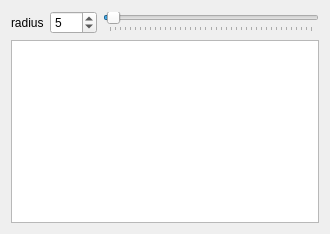
Before: the Qt Designer form krita/plugins/paintops/lindenmayer/wdglindenmayeroptions.ui in KDE/calligra, drawn with Qt 5.
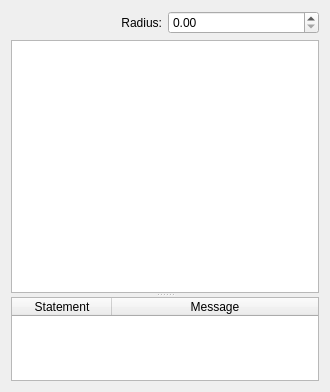
After: the same form once the commit is applied.

Commit message: report script errors to the config widget

```diff
--- a/krita/plugins/paintops/lindenmayer/wdglindenmayeroptions.ui
+++ b/krita/plugins/paintops/lindenmayer/wdglindenmayeroptions.ui
@@ -7,7 +7,7 @@
     <x>0</x>
     <y>0</y>
     <width>330</width>
-    <height>234</height>
+    <height>392</height>
    </rect>
   </property>
   <property name="sizePolicy">
@@ -28,40 +28,56 @@
      <item>
       <widget class="QLabel" name="radiusLabel">
        <property name="text">
-        <string>radius</string>
+        <string>Radius:</string>
        </property>
-      </widget>
-     </item>
-     <item>
-      <widget class="QSpinBox" name="radiusSpinBox">
-       <property name="maximum">
-        <number>400</number>
+       <property name="alignment">
+        <set>Qt::AlignRight|Qt::AlignTrailing|Qt::AlignVCenter</set>
        </property>
-       <property name="value">
-        <number>5</number>
-       </property>
       </widget>
      </item>
      <item>
-      <widget class="QSlider" name="horizontalSlider">
-       <property name="maximum">
-        <number>400</number>
-       </property>
-       <property name="value">
-        <number>5</number>
-       </property>
-       <property name="orientation">
-        <enum>Qt::Horizontal</enum>
-       </property>
-       <property name="tickPosition">
-        <enum>QSlider::TicksBelow</enum>
-       </property>
-      </widget>
+      <widget class="QDoubleSpinBox" name="radiusSpinBox"/>
      </item>
     </layout>
    </item>
    <item>
-    <widget class="QTextEdit" name="codeEditor"/>
+    <widget class="QSplitter" name="splitter">
+     <property name="orientation">
+      <enum>Qt::Vertical</enum>
+     </property>
+     <widget class="QTextEdit" name="codeEditor">
+      <property name="sizePolicy">
+       <sizepolicy hsizetype="Expanding" vsizetype="Expanding">
+        <horstretch>0</horstretch>
+        <verstretch>3</verstretch>
+       </sizepolicy>
+      </property>
+     </widget>
+     <widget class="QTableWidget" name="errorTableWidget">
+      <property name="sizePolicy">
+       <sizepolicy hsizetype="Expanding" vsizetype="Expanding">
+        <horstretch>0</horstretch>
+        <verstretch>1</verstretch>
+       </sizepolicy>
+      </property>
+      <attribute name="horizontalHeaderStretchLastSection">
+       <bool>true</bool>
+      </attribute>
+      <attribute name="verticalHeaderVisible">
+       <bool>false</bool>
+      </attribute>
+      <column>
+       <property name="text">
+        <string>Statement</string>
+       </property>
+      </column>
+      <column>
+       <property name="text">
+        <string>Message</string>
+       </property>
+      </column>
+     </widget>
+    </widget>
    </item>
   </layout>
  </widget>
```
Left out of the diff: 37 changed lines with no effect on the pictures. The commit also changes 8 other files.
